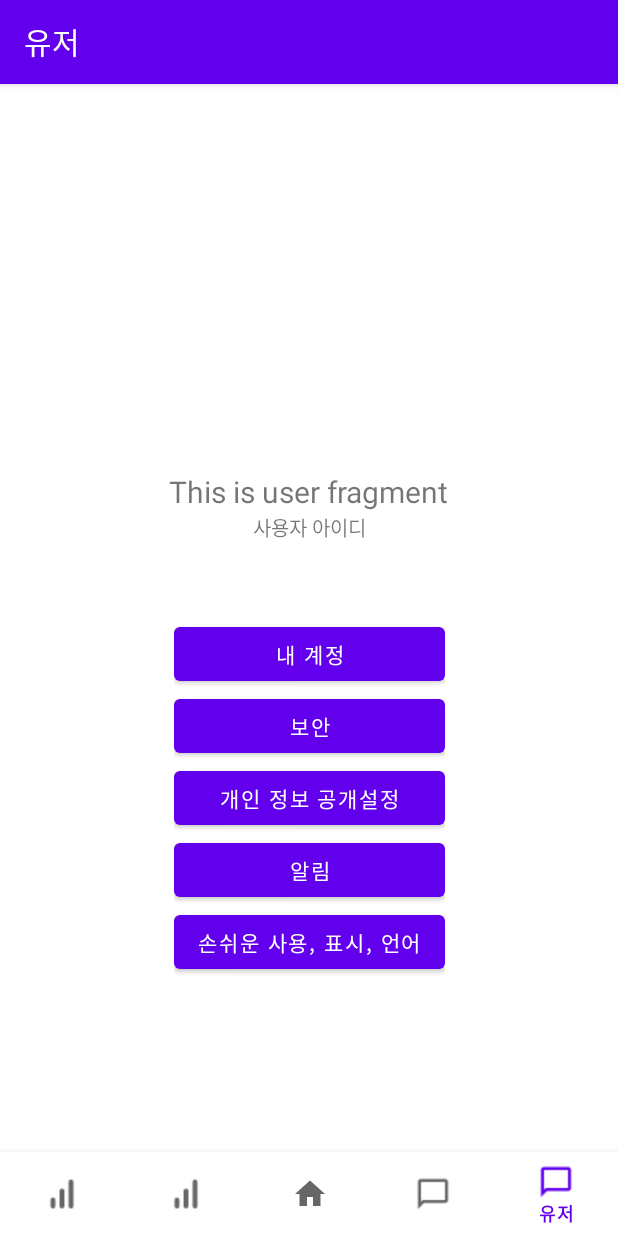
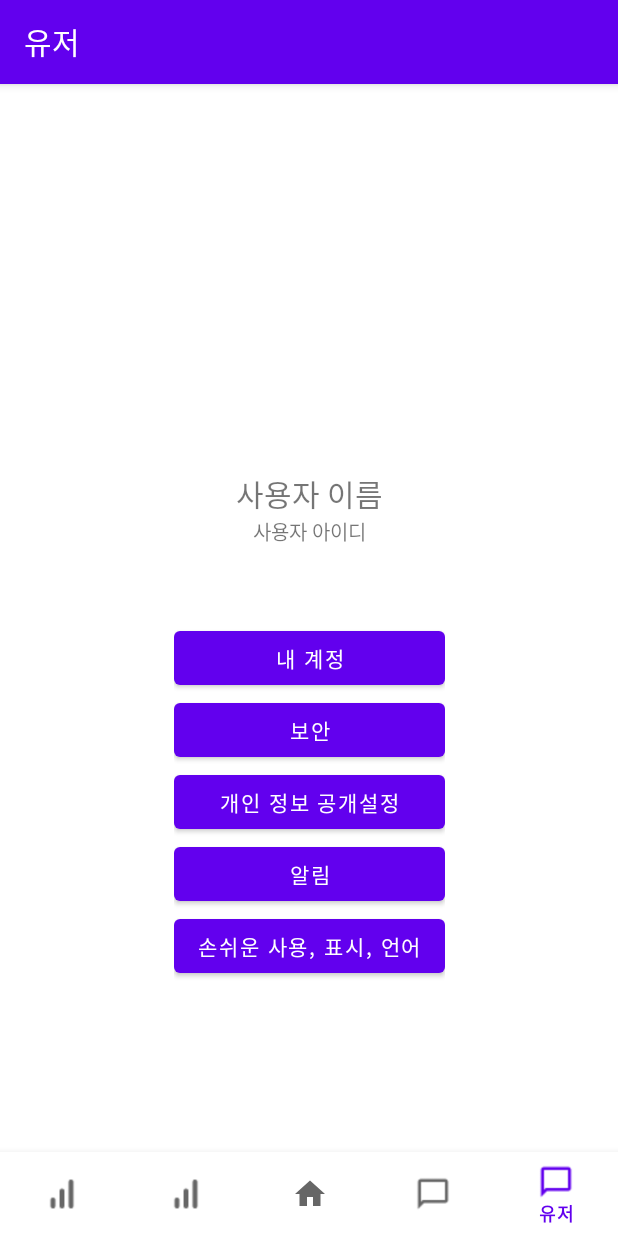
Before and after one commit to JL-KHANZ/2025_2_7_mobile_programming, an Android app: the UserFragment screen opened through its navigation route, on a phone screen of 412 x 824 dp. Run offline under Robolectric (Android 15) with nearby library versions, the light colour scheme and no system bars; our stand-ins replace navigation-ui.

```diff
--- a/app/src/main/java/com/example/mobile_programming_2025_2/ui/user/UserFragment.java
+++ b/app/src/main/java/com/example/mobile_programming_2025_2/ui/user/UserFragment.java
@@ -10,7 +10,6 @@ import androidx.annotation.NonNull;
 import androidx.fragment.app.Fragment;
 import androidx.lifecycle.ViewModelProvider;
 
-import com.example.mobile_programming_2025_2.databinding.FragmentHomeBinding;
 import com.example.mobile_programming_2025_2.databinding.FragmentUserBinding;
 
 public class UserFragment extends Fragment {
@@ -25,8 +24,8 @@ public class UserFragment extends Fragment {
         binding = FragmentUserBinding.inflate(inflater, container, false);
         View root = binding.getRoot();
 
-        final TextView textView = binding.textUsername;
-        usertViewModel.getText().observe(getViewLifecycleOwner(), textView::setText);
+        // final TextView textView = binding.textUser; // This line is removed
+        // usertViewModel.getText().observe(getViewLifecycleOwner(), textView::setText); // This line is removed
         return root;
     }
 
```
Also changed, not shown: 2 other files.
